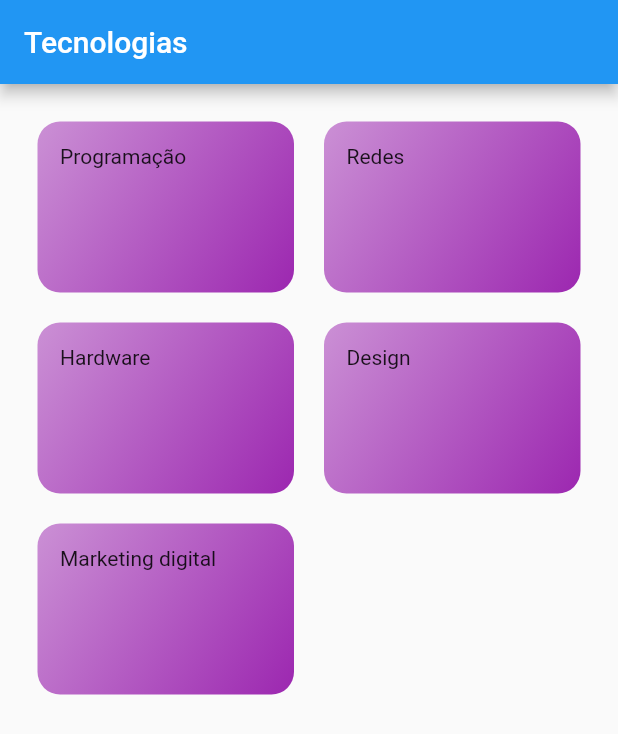
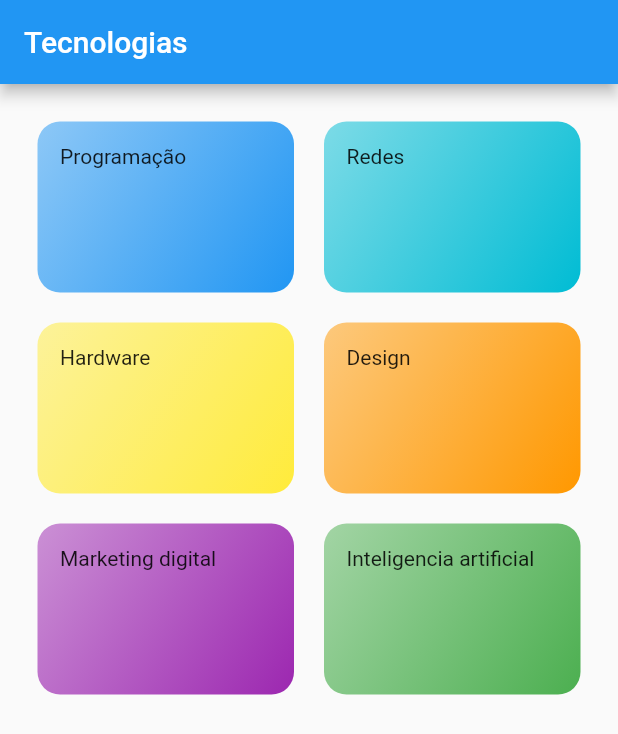
Before and after one commit to AdrielSantoss/Artigos-App, a Flutter app: the screen it shows after launch, on a phone screen of 412 x 824 dp. Shown: the top 734 px of the screen. Run offline on Flutter 3.47's test engine with Material 2 defaults, Android fonts, the light colour scheme and no system bars.

Commit message:
Altera cores dem dummy_data.

```diff
--- a/lib/data/dummy_data.dart
+++ b/lib/data/dummy_data.dart
@@ -6,26 +6,31 @@ List<Category> catogories = [
    Category(
     id: 'a1',
     title: 'Programação',
-    color: Colors.purple
+    color: Colors.blue
   ),
   Category(
     id: 'a2',
     title: 'Redes',
-    color: Colors.purple
+    color: Colors.cyan
   ),
   Category(
     id: 'a3',
     title: 'Hardware',
-    color: Colors.purple
+    color: Colors.yellow
   ),
   Category(
     id: 'a4',
     title: 'Design',
-    color: Colors.purple
+    color: Colors.orange
   ),
   Category(
     id: 'a6',
     title: 'Marketing digital',
     color: Colors.purple
-  )
+  ),
+  Category(
+    id: 'a7',
+    title: 'Inteligencia artificial',
+    color: Colors.green
+  ),
 ];
```
